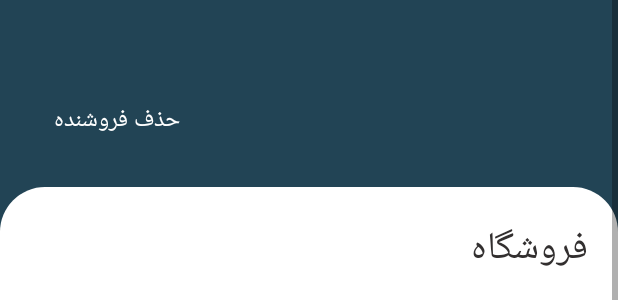
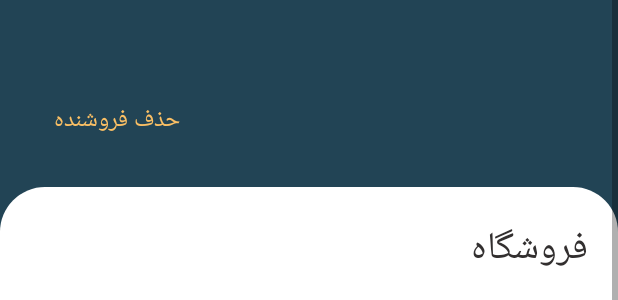
Before and after one commit to SINAsoheili/Best_Sellers, an Android app: the layout fragment_store_seller.xml on its own in the app's theme, with its tools: preview values and no code run, on a phone screen of 412 x 824 dp. Shown: the part 264-564 px from the top of the screen. Run offline under Robolectric (Android 15) with nearby library versions, the phone set to English and light mode, and no system bars.

Commit message:
change color of remove user and remove seller

```diff
--- a/app/app/src/main/res/layout/fragment_store_seller.xml
+++ b/app/app/src/main/res/layout/fragment_store_seller.xml
@@ -89,7 +89,7 @@
             android:text="@string/delete_seller"
             android:textSize="@dimen/small_text"
             style="@style/Widget.AppCompat.Button.Borderless"
-            android:textColor="@color/white"
+            android:textColor="@color/peach_color"
             />
 
         <TextView
@@ -209,7 +209,7 @@
             android:layout_margin="@dimen/margin_3"
             android:text="@string/delete_shop"
             style="@style/Widget.AppCompat.Button.Borderless"
-            android:textColor="@color/dark_gray"
+            android:textColor="@color/peach_color"
             android:textSize="@dimen/small_text"
             />
 
```
